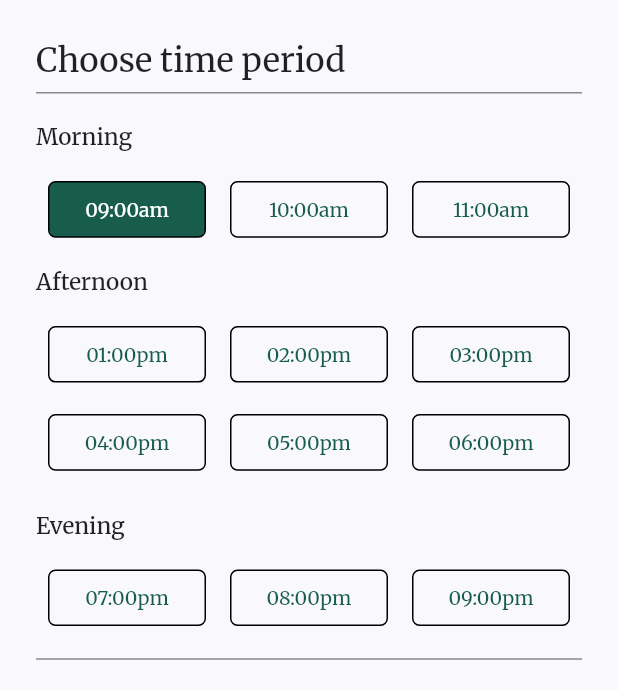
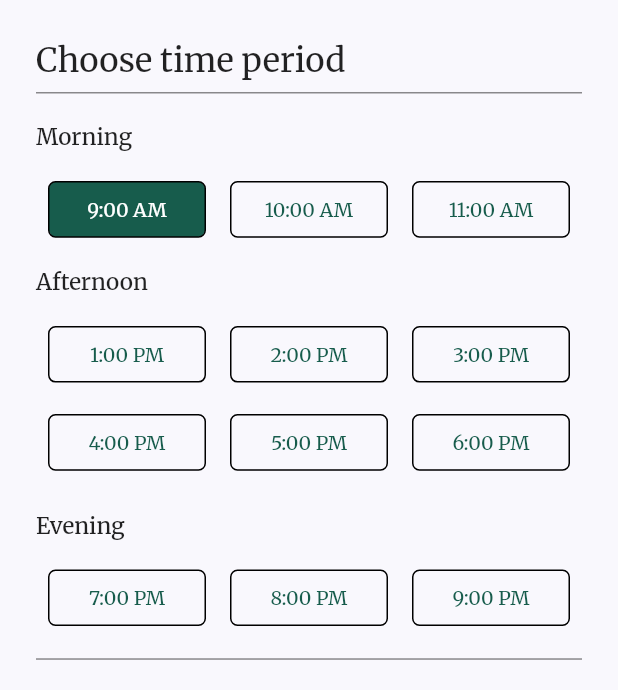
Before and after one commit to DilipKumar64/beauty, a Flutter app: the screen it shows once a user with an empty profile is signed in, item 3 of the bottom bar chosen, scrolled down 63 dp, on a phone screen of 412 x 824 dp. Shown: the top 690 px of the screen. Run offline on Flutter 3.47's test engine with Material 2 defaults, Android fonts, the phone set to English and light mode, and no system bars; drawn by our look-alikes of badges; our stand-ins replace bloc, carousel_slider, cloud_firestore, equatable, firebase_auth, firebase_core and 7 more; missing offline and left inert: fl_country_code_picker, pay; accounts and stored records are empty.

Commit message:
fixed timer bug, shave appoinment data to database

```diff
--- a/lib/modals/user_model.dart
+++ b/lib/modals/user_model.dart
@@ -6,13 +6,14 @@ class UserModel {
   final String? email;
   final String? name;
   final String? paymentId;
-  UserModel({
-    required this.uid,
+  final String? appoinmentId;
+  UserModel(
+      {required this.uid,
       this.phoneNumber,
       this.email,
       this.name,
       this.paymentId,
-  });
+      this.appoinmentId});
 
   Map<String, dynamic> toMap() {
     return <String, dynamic>{
@@ -21,6 +22,7 @@ class UserModel {
       'email': email,
       'name': name,
       'paymentId': paymentId,
+      'appoinmentId': appoinmentId
     };
   }
 
@@ -32,7 +34,8 @@ class UserModel {
         email: map['email'] != null ? map['email'] as String : null,
         name: map['name'] != null ? map['name'] as String : null,
         paymentId: map['paymentId'] != null ? map['paymentId'] as String : null,
-    );
+        appoinmentId:
+            map['appoinmentId'] != null ? map['appoinmentId'] as String : null);
   }
 
   String toJson() => json.encode(toMap());
--- a/lib/screens/auth/bloc/auth_bloc.dart
+++ b/lib/screens/auth/bloc/auth_bloc.dart
@@ -125,9 +125,9 @@ class AuthBloc extends Bloc<AuthEvent, AuthState> {
     try {
       await FirebaseAuth.instance
           .signInWithCredential(event.credential)
-          .then((user) {
-        if (user.user != null) {
-          authRepository.writeUserDateToFirebase(user);
+          .then((userCredential) {
+        if (userCredential.user != null) {
+          authRepository.writeUserDateToFirebase(userCredential.user!);
           emit(Authenticated());
         }
       });
--- a/lib/screens/schedule appoinment/bloc/schedule_appoinment_event.dart
+++ b/lib/screens/schedule appoinment/bloc/schedule_appoinment_event.dart
@@ -1,3 +1,4 @@
+// ignore_for_file: public_member_api_docs, sort_constructors_first
 part of 'schedule_appoinment_bloc.dart';
 
 abstract class ScheduleAppoinmentEvent extends Equatable {
@@ -18,9 +19,13 @@ class ScheduleAppoinmentErrorEvent extends ScheduleAppoinmentEvent {
 class ScheduleAppoinmentUpdatedEvent extends ScheduleAppoinmentEvent {
   final int selectedListId;
   final int selectedIndex;
+  final TimeOfDay time;
 
-  const ScheduleAppoinmentUpdatedEvent(
-      {required this.selectedListId, required this.selectedIndex});
+  const ScheduleAppoinmentUpdatedEvent({
+    required this.selectedListId,
+    required this.selectedIndex,
+    required this.time,
+  });
 }
 
 class ScheduleAppoinmentTimeUpdatedEvent extends ScheduleAppoinmentEvent {
@@ -40,3 +45,18 @@ class GpayPayPaymentSucessEvent extends ScheduleAppoinmentEvent {
     required this.gpayPaymentSucessModel,
   });
 }
+
+class SaveAppoinmentDataToFirebaseEvent extends ScheduleAppoinmentEvent {
+  final String serviceType;
+  final String noOfPeople;
+  final String totalPrice;
+  final TimeOfDay time;
+  final DateTime date;
+  const SaveAppoinmentDataToFirebaseEvent({
+    required this.serviceType,
+    required this.noOfPeople,
+    required this.totalPrice,
+    required this.time,
+    required this.date,
+  });
+}
--- a/lib/screens/schedule appoinment/bloc/schedule_appoinment_state.dart
+++ b/lib/screens/schedule appoinment/bloc/schedule_appoinment_state.dart
@@ -3,29 +3,30 @@ part of 'schedule_appoinment_bloc.dart';
 class ScheduleAppoinmentState extends Equatable {
   final int selectedListId;
   final int selectedIndex;
+  final TimeOfDay time;
   final List<GpayPaymentSucessModel> gpayPaymentSucessModelList;
-  const ScheduleAppoinmentState({
-    this.selectedIndex = 0,
+  const ScheduleAppoinmentState(
+      {this.selectedIndex = 0,
       this.selectedListId = 0,
       this.gpayPaymentSucessModelList = const <GpayPaymentSucessModel>[],
-  });
+      this.time = const TimeOfDay(hour: 9, minute: 0)});
 
-  ScheduleAppoinmentState copyWith({
-    int? selectedListId,
+  ScheduleAppoinmentState copyWith(
+      {int? selectedListId,
       int? selectedIndex,
       List<GpayPaymentSucessModel>? gpayPaymentSucessModelList,
-  }) {
+      TimeOfDay? time}) {
     return ScheduleAppoinmentState(
         selectedIndex: selectedIndex ?? this.selectedIndex,
         selectedListId: selectedListId ?? this.selectedListId,
         gpayPaymentSucessModelList:
             gpayPaymentSucessModelList ?? this.gpayPaymentSucessModelList,
-    );
+        time: time ?? this.time);
   }
 
   @override
   List<Object> get props =>
-      [selectedIndex, selectedListId, gpayPaymentSucessModelList];
+      [selectedIndex, selectedListId, gpayPaymentSucessModelList, time];
 }
 
 class ScheduleAppoinmentErrorState extends ScheduleAppoinmentState {
@@ -39,3 +40,15 @@ class ScheduleAppoinmentErrorState extends ScheduleAppoinmentState {
   @override
   List<Object> get props => [errorMessage];
 }
+
+class GpaySucessState extends ScheduleAppoinmentState {
+  final TimeOfDay newTime;
+
+  const GpaySucessState(
+      {super.selectedIndex,
+      super.selectedListId,
+      super.gpayPaymentSucessModelList,
+      required this.newTime});
+  @override
+  List<Object> get props => [newTime];
+}
--- a/lib/screens/schedule appoinment/screens/schedule_appoinmtnet_screen.dart
+++ b/lib/screens/schedule appoinment/screens/schedule_appoinmtnet_screen.dart
@@ -1,5 +1,6 @@
 import 'package:beauty/screens/payment/screens/payment_screen.dart';
 import 'package:beauty/screens/payment/widgets/google_pay_button.dart';
+import 'package:beauty/screens/single%20service/bloc/single_service_bloc.dart';
 import 'package:beauty/screens/single%20service/widgets/bottom_buttons.dart';
 import 'package:flutter/material.dart';
 import 'package:flutter_bloc/flutter_bloc.dart';
@@ -19,15 +20,24 @@ class ScheduleAppoinmentScreen extends StatelessWidget {
   // @override
   @override
   Widget build(BuildContext context) {
-    List<String> morningList = ['09:00am', '10:00am', '11:00am'];
+    List<TimeOfDay> morningList = [
+      const TimeOfDay(hour: 9, minute: 0),
+      const TimeOfDay(hour: 10, minute: 0),
+      const TimeOfDay(hour: 11, minute: 0),
+    ];
 
-    List<String> afternonList = [
-      '01:00pm',
-      '02:00pm',
-      '03:00pm',
-      '04:00pm',
-      '05:00pm',
-      '06:00pm',
+    List<TimeOfDay> afternonList = [
+      const TimeOfDay(hour: 13, minute: 0),
+      const TimeOfDay(hour: 14, minute: 0),
+      const TimeOfDay(hour: 15, minute: 0),
+      const TimeOfDay(hour: 16, minute: 0),
+      const TimeOfDay(hour: 17, minute: 0),
+      const TimeOfDay(hour: 18, minute: 0),
+    ];
+    List<TimeOfDay> eveningList = [
+      const TimeOfDay(hour: 19, minute: 0),
+      const TimeOfDay(hour: 20, minute: 0),
+      const TimeOfDay(hour: 21, minute: 0),
     ];
     int extractPrice(String priceString) {
       int price = 250;
@@ -47,7 +57,6 @@ class ScheduleAppoinmentScreen extends StatelessWidget {
       return amount;
     }
 
-    List<String> eveningList = ['07:00pm', '08:00pm', '09:00pm'];
     return SafeArea(
         child: Scaffold(
       body: SingleChildScrollView(
@@ -59,6 +68,18 @@ class ScheduleAppoinmentScreen extends StatelessWidget {
               if (state is ScheduleAppoinmentErrorState) {
                 ScaffoldMessenger.of(context)
                     .showSnackBar(SnackBar(content: Text(state.errorMessage)));
+              } else if (state is GpaySucessState) {
+                SingleServiceState singleServiceState =
+                    context.read<SingleServiceBloc>().state;
+                context.read<ScheduleAppoinmentBloc>().add(
+                      SaveAppoinmentDataToFirebaseEvent(
+                          noOfPeople: args['noOfPeople']!,
+                          serviceType: args['serviceType']!,
+                          totalPrice: returnFinalAmmount(
+                              args['noOfPeople']!, args['serviceType']!),
+                          date: singleServiceState.scheduledDate,
+                          time: state.time),
+                    );
               }
             },
             child: BlocBuilder<ScheduleAppoinmentBloc, ScheduleAppoinmentState>(
--- a/lib/screens/schedule appoinment/widgets/appoinment_time.dart
+++ b/lib/screens/schedule appoinment/widgets/appoinment_time.dart
@@ -14,7 +14,7 @@ class AppoinmentTme extends StatelessWidget {
     required this.selectedIndex,
     required this.state,
   });
-  final List<String> list;
+  final List<TimeOfDay> list;
   final int listId;
   final int selectedListId;
   final int selectedIndex;
@@ -38,7 +38,9 @@ class AppoinmentTme extends StatelessWidget {
                 onTap: () {
                   BlocProvider.of<ScheduleAppoinmentBloc>(context).add(
                       ScheduleAppoinmentUpdatedEvent(
-                          selectedIndex: index, selectedListId: listId));
+                          selectedIndex: index,
+                          selectedListId: listId,
+                          time: list[index]));
                 },
                 child: Padding(
                   padding: const EdgeInsets.all(8.0),
@@ -52,7 +54,7 @@ class AppoinmentTme extends StatelessWidget {
                         borderRadius: BorderRadius.circular(5)),
                     child: Center(
                       child: Text(
-                        list[index],
+                        list[index].format(context),
                         style: textTheme.bodyMedium!.copyWith(
                             color: (listId == selectedListId &&
                                     selectedIndex == index)
```
Also changed, not shown: lib/repositories/auth_repository.dart (+14 -11 lines), lib/repositories/schedule_appoinment_repository.dart (+8 -1 lines), lib/screens/schedule appoinment/bloc/schedule_appoinment_bloc.dart (+26 -3 lines). Lines whose indentation alone changed are shown as unchanged.
